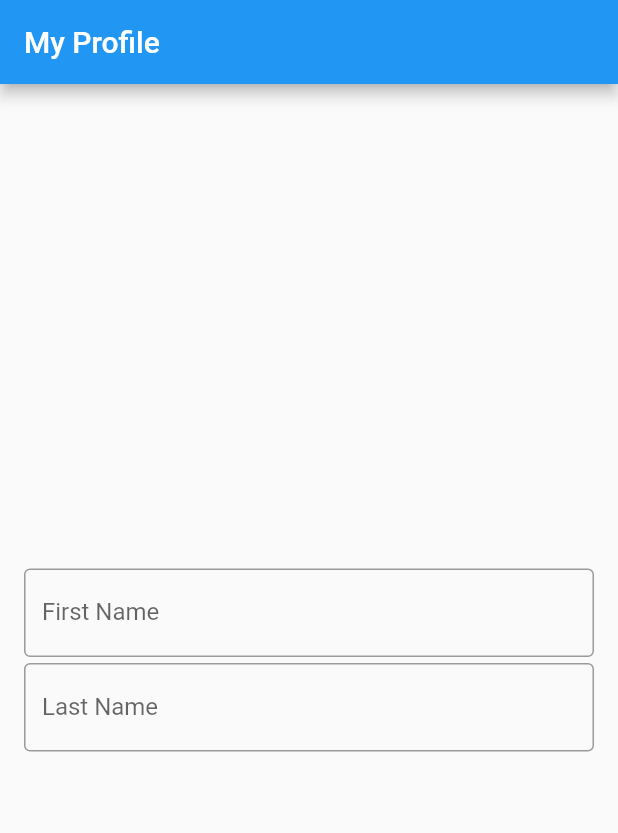
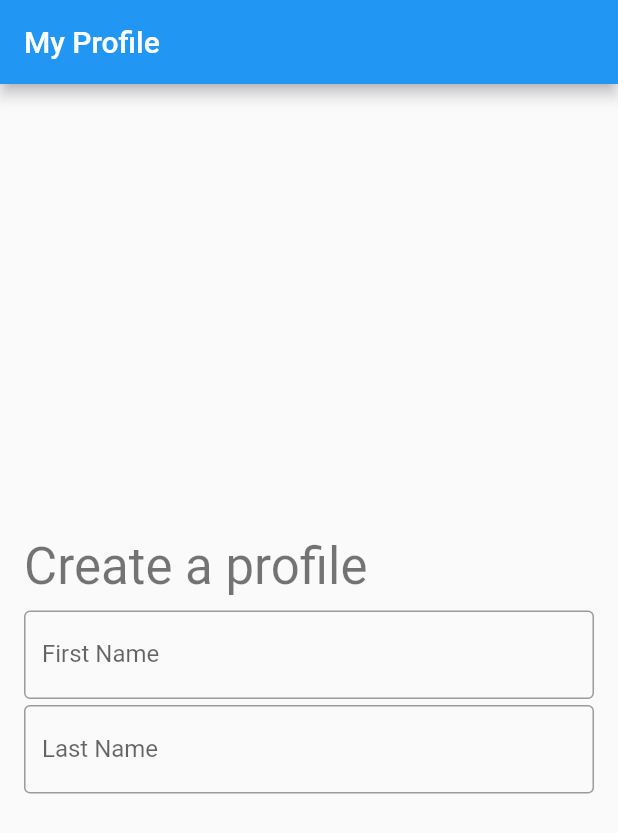
Before and after one commit to songyang-dev/vanier-mobile-interactive-widgets, a Flutter app: the screen it shows after launch, on a phone screen of 412 x 824 dp. Shown: the top 833 px of the screen. Run offline on Flutter 3.47's test engine with Material 2 defaults, Android fonts, the phone set to English and light mode, and no system bars.

Commit message:
Refactor TextFields

```diff
--- a/lib/home/home.dart
+++ b/lib/home/home.dart
@@ -28,34 +28,54 @@ class _PersonalFormState extends State<PersonalForm> {
   @override
   Widget build(BuildContext context) {
     return Center(
+      child: Padding(
+        padding: const EdgeInsets.symmetric(horizontal: 16.0),
         child: Column(
           mainAxisAlignment: MainAxisAlignment.center,
           crossAxisAlignment: CrossAxisAlignment.start,
           children: [
             Padding(
-            padding:
-                const EdgeInsets.symmetric(horizontal: 16.0, vertical: 2.0),
-            child: TextField(
-              controller: _firstNameController,
-              decoration: const InputDecoration(
-                border: OutlineInputBorder(),
-                labelText: 'First Name',
-              ),
+              padding: const EdgeInsets.symmetric(vertical: 8.0),
+              child: Text(
+                "Create a profile",
+                style: Theme.of(context).textTheme.headlineMedium,
               ),
             ),
             Padding(
-            padding:
-                const EdgeInsets.symmetric(horizontal: 16.0, vertical: 2.0),
-            child: TextField(
-              controller: _lastNameController,
-              decoration: const InputDecoration(
-                border: OutlineInputBorder(),
-                labelText: 'Last Name',
+              padding: const EdgeInsets.symmetric(vertical: 2.0),
+              child: ShortTextField(
+                  textController: _firstNameController, label: "First Name"),
             ),
-            ),
+            Padding(
+              padding: const EdgeInsets.symmetric(vertical: 2.0),
+              child: ShortTextField(
+                  textController: _lastNameController, label: "Last Name"),
             ),
           ],
+        ),
       ),
     );
   }
 }
+
+class ShortTextField extends StatelessWidget {
+  const ShortTextField({
+    super.key,
+    required this.textController,
+    required this.label,
+  });
+
+  final TextEditingController textController;
+  final String label;
+
+  @override
+  Widget build(BuildContext context) {
+    return TextField(
+      controller: textController,
+      decoration: InputDecoration(
+        border: const OutlineInputBorder(),
+        labelText: label,
+      ),
+    );
+  }
+}
```
Lines whose indentation alone changed are shown as unchanged.
